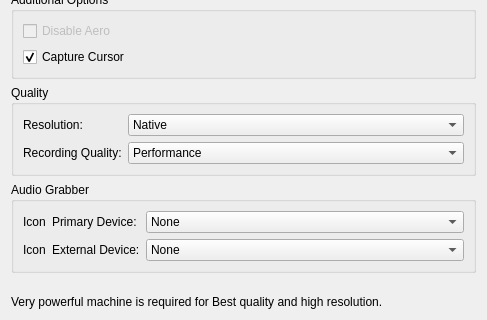
The window that client/src/ui/widgets/settings/recording_settings_widget.ui (networkoptix/nx_open) describes before a commit, drawn with Qt 5; both pictures show x 0 to 487 and y 189 to 509 of the 487 by 509 pixel window.
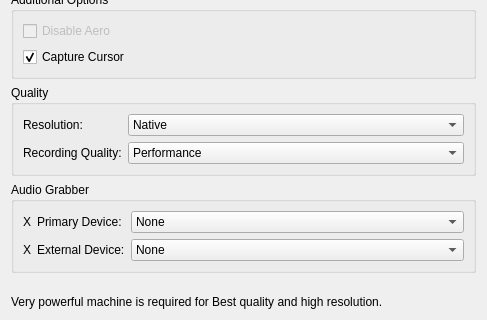
The same window after the commit.

```diff
--- a/client/src/ui/widgets/settings/recording_settings_widget.ui
+++ b/client/src/ui/widgets/settings/recording_settings_widget.ui
@@ -250,7 +250,7 @@
          </sizepolicy>
         </property>
         <property name="text">
-         <string>Icon</string>
+         <string notr="true">X</string>
         </property>
        </widget>
       </item>
@@ -300,7 +300,7 @@
          </sizepolicy>
         </property>
         <property name="text">
-         <string>Icon</string>
+         <string notr="true">X</string>
         </property>
        </widget>
       </item>
```
Left out of the diff: 11 changed lines with no effect on the pictures.
